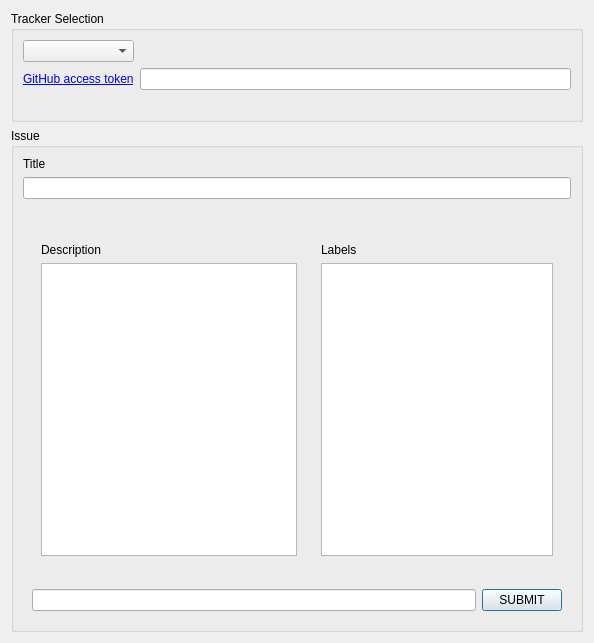
Qt form main_widget.ui (lutraconsulting/qgis-report-plugin) before a commit.
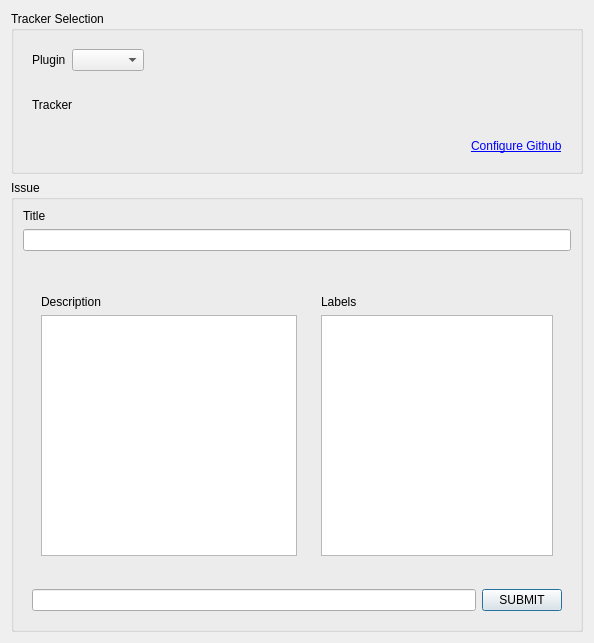
The same form after that commit. Icons and pictures are not drawn.

Patch:
```diff
--- a/main_widget.ui
+++ b/main_widget.ui
@@ -28,18 +28,47 @@
      <property name="title">
       <string>Tracker Selection</string>
      </property>
-     <layout class="QGridLayout" name="gridLayout">
-      <item row="4" column="0">
-       <widget class="QLabel" name="TrackerErrorLabel">
+     <layout class="QVBoxLayout" name="verticalLayout_5">
+      <item>
+       <widget class="QWidget" name="widget_5" native="true">
+        <layout class="QHBoxLayout" name="horizontalLayout_3">
+         <item>
+          <widget class="QLabel" name="label">
         <property name="text">
-         <string/>
+            <string>Plugin</string>
         </property>
        </widget>
       </item>
-      <item row="2" column="0">
+         <item>
        <widget class="QComboBox" name="PluginChooser"/>
       </item>
-      <item row="2" column="1">
+         <item>
+          <spacer name="horizontalSpacer">
+           <property name="orientation">
+            <enum>Qt::Horizontal</enum>
+           </property>
+           <property name="sizeHint" stdset="0">
+            <size>
+             <width>40</width>
+             <height>20</height>
+            </size>
+           </property>
+          </spacer>
+         </item>
+        </layout>
+       </widget>
+      </item>
+      <item>
+       <widget class="QWidget" name="widget_6" native="true">
+        <layout class="QHBoxLayout" name="horizontalLayout_4">
+         <item>
+          <widget class="QLabel" name="label_2">
+           <property name="text">
+            <string>Tracker</string>
+           </property>
+          </widget>
+         </item>
+         <item>
        <widget class="QLabel" name="TrackerLabel">
         <property name="text">
          <string/>
@@ -55,24 +84,61 @@
         </property>
        </widget>
       </item>
-      <item row="3" column="1">
-       <widget class="QLineEdit" name="TokenLineEdit">
-        <property name="placeholderText">
+         <item>
+          <spacer name="horizontalSpacer_2">
+           <property name="orientation">
+            <enum>Qt::Horizontal</enum>
+           </property>
+           <property name="sizeHint" stdset="0">
+            <size>
+             <width>40</width>
+             <height>20</height>
+            </size>
+           </property>
+          </spacer>
+         </item>
+        </layout>
+       </widget>
+      </item>
+      <item>
+       <widget class="QWidget" name="widget_7" native="true">
+        <layout class="QHBoxLayout" name="horizontalLayout_5">
+         <item>
+          <widget class="QLabel" name="TrackerErrorLabel">
+           <property name="sizePolicy">
+            <sizepolicy hsizetype="Minimum" vsizetype="Preferred">
+             <horstretch>0</horstretch>
+             <verstretch>0</verstretch>
+            </sizepolicy>
+           </property>
+           <property name="text">
          <string/>
         </property>
-       </widget>
-      </item>
-      <item row="3" column="0">
-       <widget class="QLabel" name="TokenLabel">
+           <property name="textFormat">
+            <enum>Qt::AutoText</enum>
+           </property>
+          </widget>
+         </item>
+         <item>
+          <widget class="QLabel" name="ConfigureLabel">
+           <property name="sizePolicy">
+            <sizepolicy hsizetype="Maximum" vsizetype="Preferred">
+             <horstretch>0</horstretch>
+             <verstretch>0</verstretch>
+            </sizepolicy>
+           </property>
         <property name="text">
-         <string>&lt;a href=&quot;https://github.com/settings/tokens/new&quot;&gt; GitHub access token&lt;/a&gt;</string>
+            <string>&lt;a href=&quot;configure&quot;&gt;Configure Github&lt;/a&gt;</string>
         </property>
         <property name="textFormat">
          <enum>Qt::RichText</enum>
         </property>
         <property name="openExternalLinks">
-         <bool>true</bool>
-        </property>
+            <bool>false</bool>
+           </property>
+          </widget>
+         </item>
+        </layout>
        </widget>
       </item>
      </layout>
```
Left out of the diff: 10 changed lines with no effect on the pictures. Lines whose indentation alone changed are shown as unchanged.
